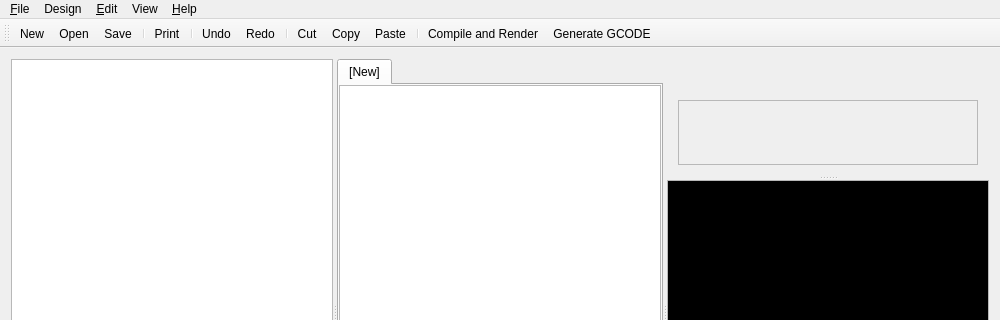
This is src/mainwindow.ui in GilesBathgate/RapCAD as Qt 5 draws it before an edit; both pictures show x 0 to 1000 and y 0 to 320 of the 1000 by 600 pixel window. The edited form follows.
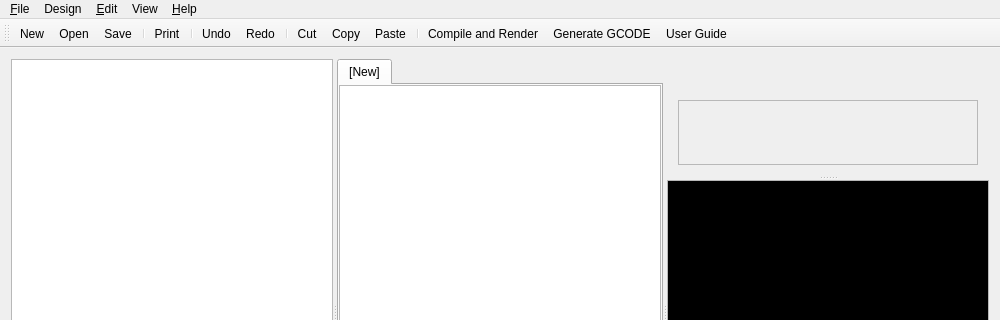
This is the edited form. Icons and pictures are not drawn. Custom widgets are drawn as their Qt base class.

```diff
--- a/src/mainwindow.ui
+++ b/src/mainwindow.ui
@@ -282,6 +282,7 @@
    <addaction name="separator"/>
    <addaction name="actionCompileAndRender"/>
    <addaction name="actionGenerateGcode"/>
+   <addaction name="actionUserGuide"/>
   </widget>
   <widget class="QStatusBar" name="statusBar"/>
   <action name="actionNew">
@@ -812,6 +813,14 @@
     <string>VRML 2.0</string>
    </property>
   </action>
+  <action name="actionUserGuide">
+   <property name="icon">
+    <iconset theme="help"/>
+   </property>
+   <property name="text">
+    <string>User Guide</string>
+   </property>
+  </action>
  </widget>
  <layoutdefault spacing="6" margin="11"/>
  <customwidgets>
```
Left out of the diff: 1 changed line with no effect on the pictures.
